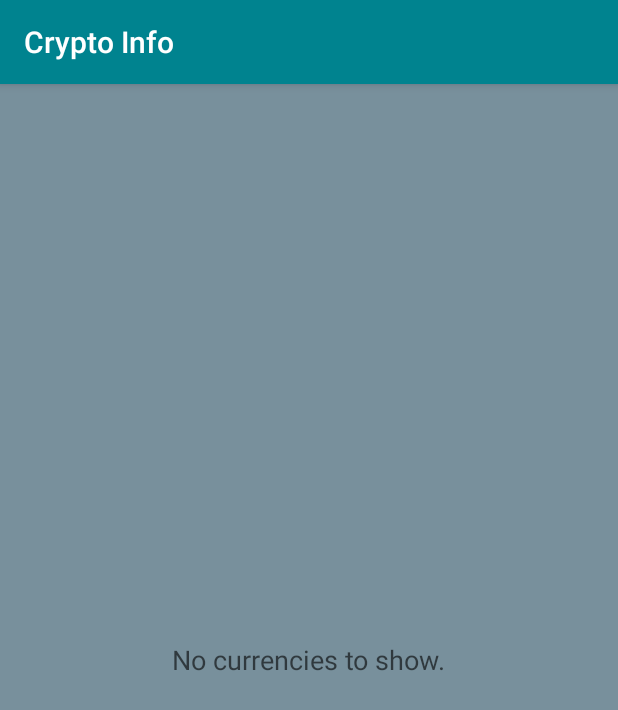
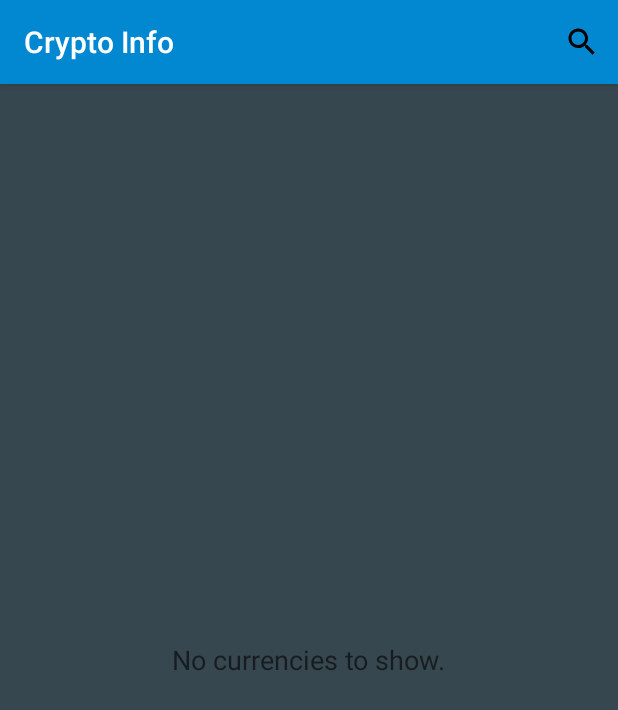
Before and after one commit to kozulic/CryptoCurrenciesInfo, an Android app: the screen it shows after launch (ListActivity), on a phone screen of 412 x 824 dp. Shown: the top 710 px of the screen. Run offline under Robolectric (Android 15) with nearby library versions, the phone set to English and light mode, and no system bars.

Commit message:
Added search template

```diff
--- a/app/src/main/AndroidManifest.xml
+++ b/app/src/main/AndroidManifest.xml
@@ -15,9 +15,12 @@
         <activity android:name=".ListActivity">
             <intent-filter>
                 <action android:name="android.intent.action.MAIN" />
-
                 <category android:name="android.intent.category.LAUNCHER" />
             </intent-filter>
+            <meta-data
+                android:name="android.app.searchable"
+                android:resource="@xml/searchable">
+            </meta-data>
         </activity>
         <activity android:name=".DetailsActivity">
             <meta-data
--- a/app/src/main/java/com/cryptocurrenciesinfo/ListActivity.java
+++ b/app/src/main/java/com/cryptocurrenciesinfo/ListActivity.java
@@ -8,17 +8,21 @@ import android.content.Loader;
 import android.net.ConnectivityManager;
 import android.net.NetworkInfo;
 import android.net.Uri;
+import android.support.v4.view.MenuItemCompat;
 import android.support.v7.app.AppCompatActivity;
 import android.os.Bundle;
+import android.view.Menu;
+import android.view.MenuItem;
 import android.view.View;
 import android.widget.AdapterView;
 import android.widget.ListView;
+import android.support.v7.widget.SearchView;
 import android.widget.TextView;
 
 import java.util.ArrayList;
 import java.util.List;
 
-public class ListActivity extends AppCompatActivity implements LoaderManager.LoaderCallbacks<List<CryptoCurr>> {
+public class ListActivity extends AppCompatActivity implements LoaderManager.LoaderCallbacks<List<CryptoCurr>>, SearchView.OnQueryTextListener {
 
     private static final String REQUEST_URL = "https://api.coinmarketcap.com/v1/ticker/?limit=30";
 
@@ -27,6 +31,8 @@ public class ListActivity extends AppCompatActivity implements LoaderManager.Loa
     private CryptoCurrAdapter adapter;
 
     private TextView emptyTextView;
+
+
 
     @Override
     protected void onCreate(Bundle savedInstanceState) {
@@ -37,7 +43,7 @@ public class ListActivity extends AppCompatActivity implements LoaderManager.Loa
         emptyTextView = (TextView) findViewById(R.id.empty_view);
         listView.setEmptyView(emptyTextView);
 
-        adapter = new CryptoCurrAdapter(this, new ArrayList<CryptoCurr>());
+        adapter = new CryptoCurrAdapter(this, new ArrayList<CryptoCurr>(),this);
         listView.setAdapter(adapter);
 
         listView.setOnItemClickListener(new AdapterView.OnItemClickListener() {
@@ -82,4 +88,28 @@ public class ListActivity extends AppCompatActivity implements LoaderManager.Loa
     public void onLoaderReset(Loader<List<CryptoCurr>> loader) {
         adapter.clear();
     }
+
+    @Override
+    public boolean onCreateOptionsMenu(Menu menu) {
+
+        getMenuInflater().inflate(R.menu.serach_view, menu);
+        MenuItem searchItem = menu.findItem(R.id.search);
+        SearchView searchView = (SearchView) MenuItemCompat.getActionView(searchItem);
+
+
+        return super.onCreateOptionsMenu(menu);
+    }
+
+    @Override
+    public boolean onQueryTextSubmit(String query) {
+        return false;
+    }
+
+    @Override
+    public boolean onQueryTextChange(String newText) {
+
+        adapter.getFilter().filter(newText);
+
+        return true;
+    }
 }
--- /dev/null
+++ b/app/src/main/res/drawable/search_icon.xml
@@ -0,0 +1,9 @@
+<vector xmlns:android="http://schemas.android.com/apk/res/android"
+        android:width="24dp"
+        android:height="24dp"
+        android:viewportWidth="24.0"
+        android:viewportHeight="24.0">
+    <path
+        android:fillColor="#FF000000"
+        android:pathData="M15.5,14h-0.79l-0.28,-0.27C15.41,12.59 16,11.11 16,9.5 16,5.91 13.09,3 9.5,3S3,5.91 3,9.5 5.91,16 9.5,16c1.61,0 3.09,-0.59 4.23,-1.57l0.27,0.28v0.79l5,4.99L20.49,19l-4.99,-5zM9.5,14C7.01,14 5,11.99 5,9.5S7.01,5 9.5,5 14,7.01 14,9.5 11.99,14 9.5,14z"/>
+</vector>
--- /dev/null
+++ b/app/src/main/res/menu/serach_view.xml
@@ -0,0 +1,11 @@
+<?xml version="1.0" encoding="utf-8"?>
+<menu
+    xmlns:android="http://schemas.android.com/apk/res/android"
+    xmlns:app="http://schemas.android.com/apk/res-auto">
+    <item
+        android:id="@+id/search"
+        android:title="@string/search_title"
+        android:icon="@drawable/search_icon"
+        app:showAsAction="ifRoom|collapseActionView"
+        app:actionViewClass="android.support.v7.widget.SearchView" />
+</menu>
--- a/app/src/main/res/values/colors.xml
+++ b/app/src/main/res/values/colors.xml
@@ -1,15 +1,15 @@
 <?xml version="1.0" encoding="utf-8"?>
 <resources>
-    <color name="colorPrimary">#00838F</color>
-    <color name="colorPrimaryDark">#006064</color>
+    <color name="colorPrimary">#0288D1</color>
+    <color name="colorPrimaryDark">#0277BD</color>
     <color name="colorAccent">#FFFFFF</color>
 
-    <color name="bg_clr">#78909C</color>
+    <color name="bg_clr">#37474F</color>
 
     <color name="desc_clr">#F44336</color>
     <color name="asc_clr">#4CAF50</color>
 
     <color name="money_clr">#D4E157</color>
 
-    <color name="category_clr">#80DEEA</color>
+    <color name="category_clr">#03A9F4</color>
 </resources>
--- a/app/src/main/res/values/strings.xml
+++ b/app/src/main/res/values/strings.xml
@@ -14,4 +14,7 @@
     <string name="no_currencies">No currencies to show.</string>
 
     <string name="title">Details</string>
+
+    <string name="search_title">Search</string>
+    <string name="search_hint">Search currency</string>
 </resources>
--- /dev/null
+++ b/app/src/main/res/xml/searchable.xml
@@ -0,0 +1,6 @@
+<?xml version="1.0" encoding="utf-8"?>
+<searchable
+    xmlns:android="http://schemas.android.com/apk/res/android"
+    android:label="@string/app_name"
+    android:hint="@string/search_hint">
+</searchable>
```
Also changed, not shown: app/src/main/java/com/cryptocurrenciesinfo/CryptoCurrAdapter.java (+97 -6 lines), app/src/main/java/com/cryptocurrenciesinfo/DetailsActivity.java (+7 -1 lines), app/src/main/res/layout/list_item.xml (+4 -4 lines), 1 other file.
